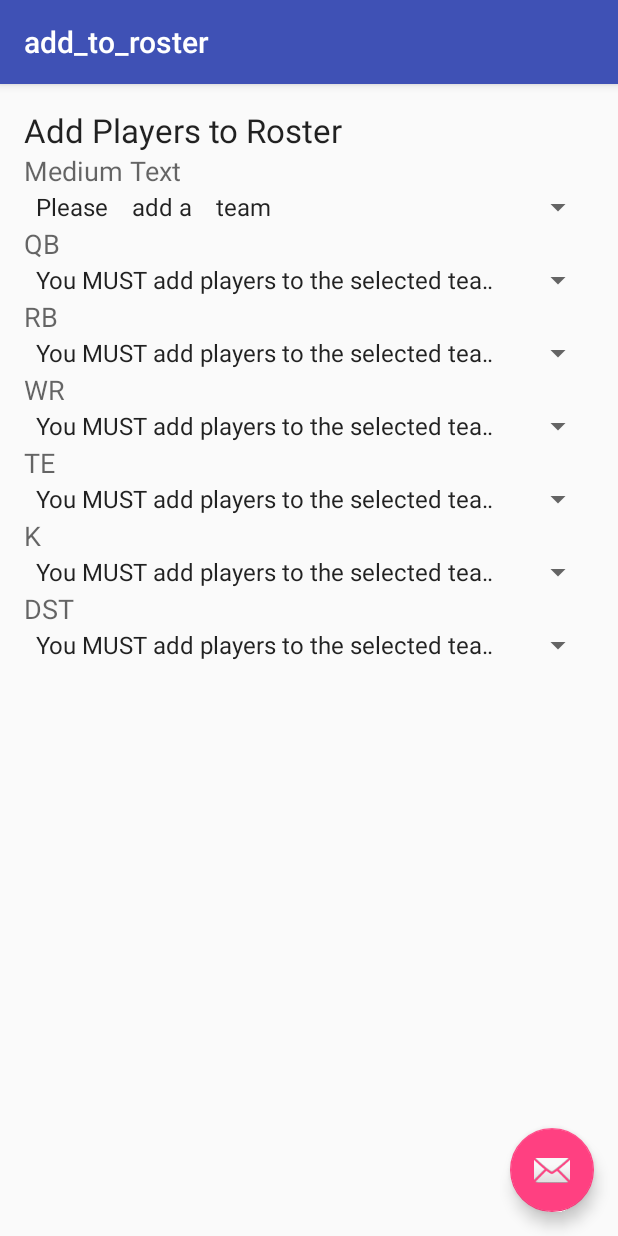
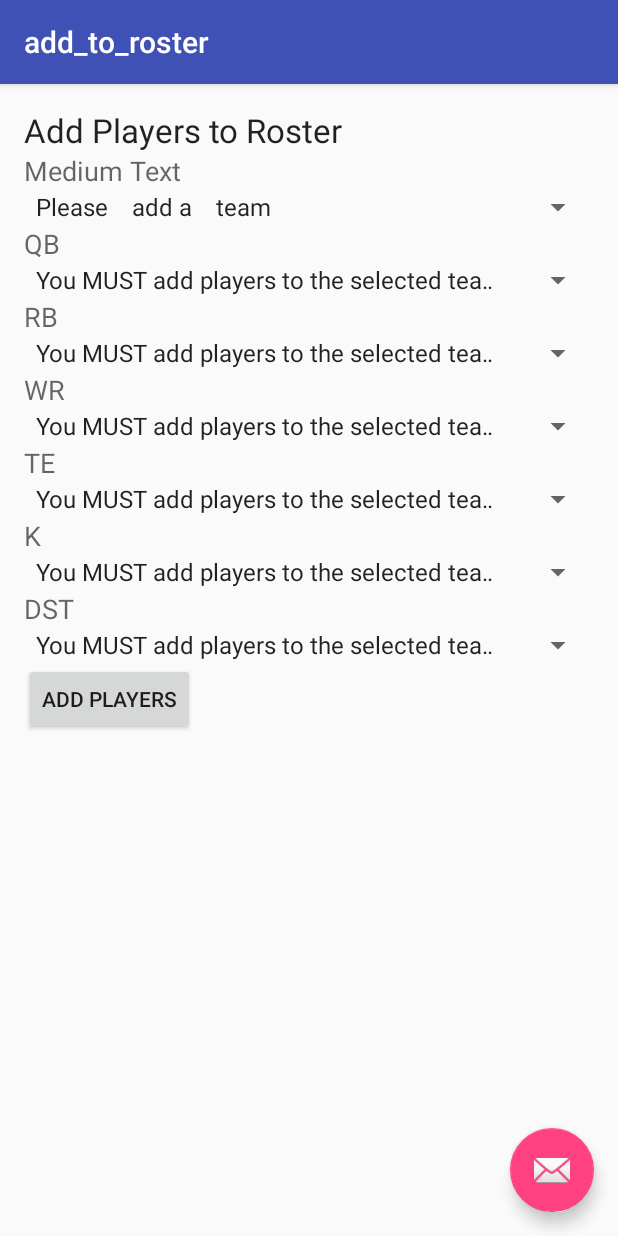
Before and after one commit to tommil121/FantasyFootballTeams, an Android app: the add_to_roster screen opened directly, with no data from a screen before it, on a phone screen of 412 x 824 dp. Run offline under Robolectric (Android 15) with nearby library versions, the phone set to English and light mode, and no system bars.

Commit message:
added dummy method to start with the insert

```diff
--- a/app/src/main/java/com/example/tom/fantasyfootballteams/AddPointsActivity.java
+++ b/app/src/main/java/com/example/tom/fantasyfootballteams/AddPointsActivity.java
@@ -19,8 +19,9 @@ public class AddPointsActivity extends AppCompatActivity {
         setContentView(R.layout.activity_add_points);
 
         Team fakeTeam = new Team("Fake", "2014", "NFC");
+
         teamName = fakeTeam.getTeamName();
-        team = (TextView)findViewById(R.id.teamTextView);
+        team = (TextView) findViewById(R.id.teamTV);
         team.setText(teamName);
 
 
--- a/app/src/main/java/com/example/tom/fantasyfootballteams/add_to_roster.java
+++ b/app/src/main/java/com/example/tom/fantasyfootballteams/add_to_roster.java
@@ -113,7 +113,7 @@ public class add_to_roster extends AppCompatActivity {
 
 
         //THIS LISTENER WILL BECOME USELESS. The week will be selected via a button. The select team
-        //     is insignificant
+        //     is insignifcant
         //Create a listener to listen to when an item is selected
         teamSpinner.setOnItemSelectedListener(new AdapterView.OnItemSelectedListener() {
             public void onItemSelected(AdapterView<?> arg0, View v, int position, long id) {
@@ -261,4 +261,9 @@ public class add_to_roster extends AppCompatActivity {
 
     }
 
+    public void addToRoster(){
+
     }
+
+
+}
--- a/app/src/main/res/layout/content_add_points.xml
+++ b/app/src/main/res/layout/content_add_points.xml
@@ -94,8 +94,8 @@
             android:layout_width="wrap_content"
             android:layout_height="wrap_content"
             android:textAppearance="?android:attr/textAppearanceMedium"
-            android:text="Medium Text"
-            android:id="@+id/teamTextView"
+            android:text="No Text"
+            android:id="@+id/teamTV"
             android:layout_row="1"
             android:layout_column="1" />
 
--- a/app/src/main/res/layout/content_add_to_roster.xml
+++ b/app/src/main/res/layout/content_add_to_roster.xml
@@ -114,6 +114,13 @@
             android:layout_height="wrap_content"
             android:id="@+id/dst_spinner"
             android:gravity="fill_horizontal" />
+
+        <Button
+            android:layout_width="wrap_content"
+            android:layout_height="wrap_content"
+            android:text="Add Players"
+            android:id="@+id/addToRosterButton"
+            android:onClick="addToRoster()" />
     </LinearLayout>
 
 </RelativeLayout>
```
Also changed, not shown: app/src/main/java/com/example/tom/fantasyfootballteams/DBHandler.java (+8 -4 lines).
